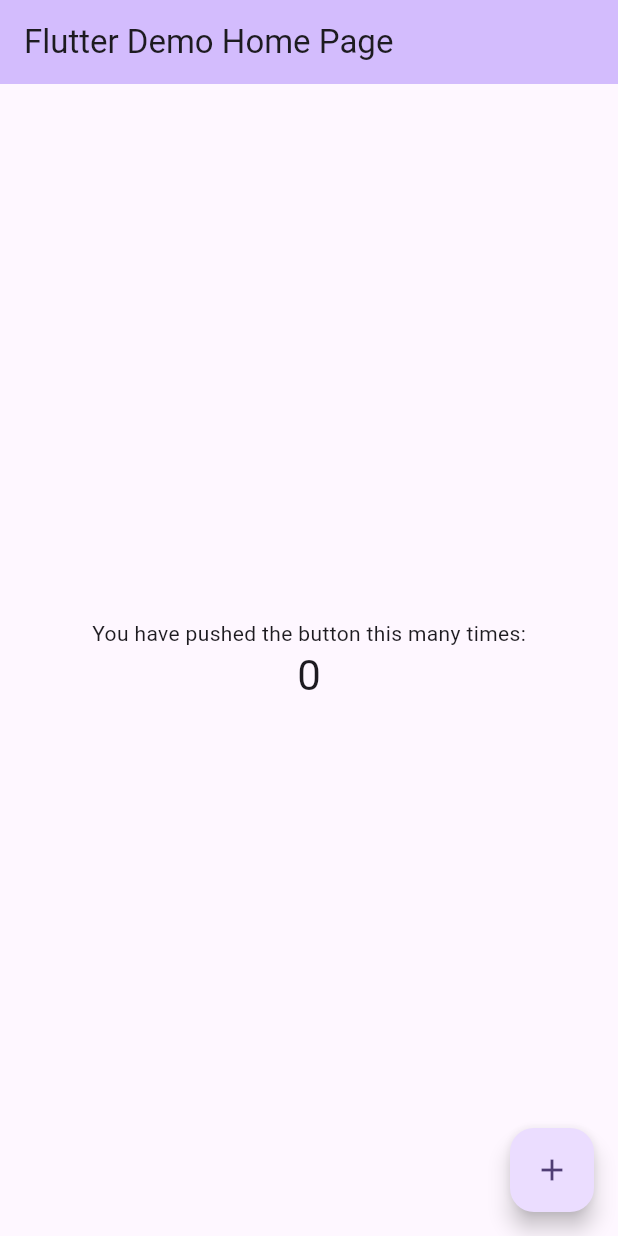
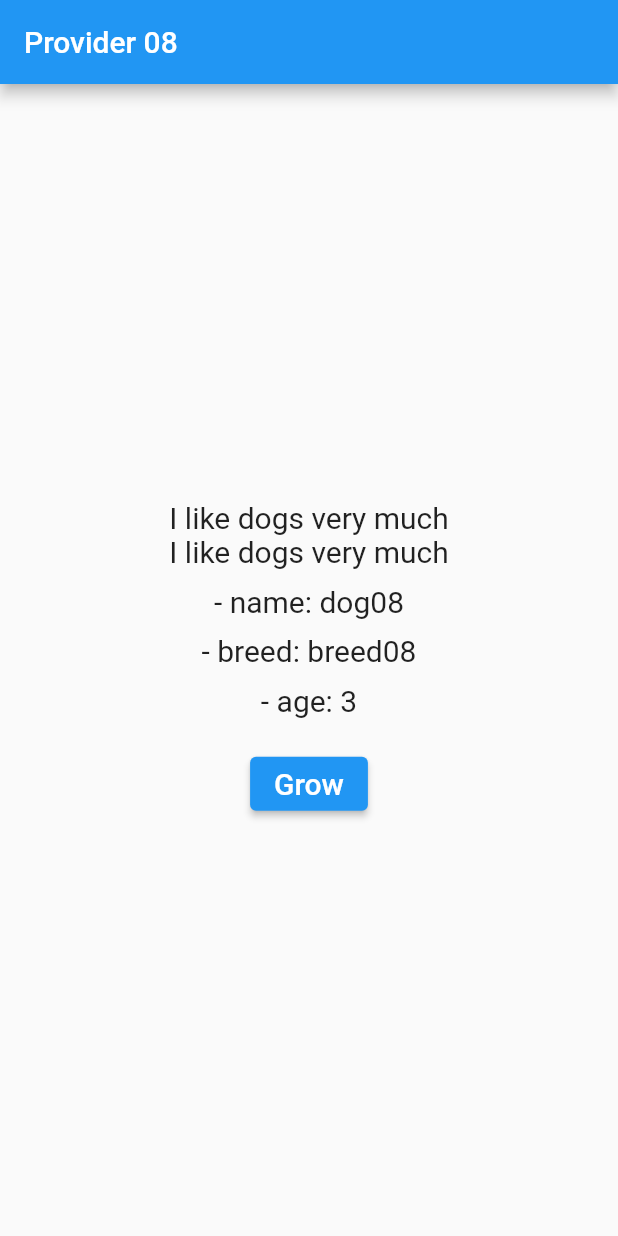
Before and after one commit to kimgeuntae/flutter_provider_essential, a Flutter app: the screen it shows after launch, on a phone screen of 412 x 824 dp. Run offline on Flutter 3.47's test engine with Material 2 defaults, Android fonts, the phone set to English and light mode, and no system bars.

Commit message:
Add: default set

```diff
--- a/s1_10_selector/lib/main.dart
+++ b/s1_10_selector/lib/main.dart
@@ -1,125 +1,120 @@
 import 'package:flutter/material.dart';
+import 'package:provider/provider.dart';
+import 'models/dog.dart';
 
 void main() {
   runApp(const MyApp());
 }
 
 class MyApp extends StatelessWidget {
-  const MyApp({super.key});
+  const MyApp({Key? key}) : super(key: key);
 
-  // This widget is the root of your application.
   @override
   Widget build(BuildContext context) {
-    return MaterialApp(
-      title: 'Flutter Demo',
-      theme: ThemeData(
-        // This is the theme of your application.
-        //
-        // TRY THIS: Try running your application with "flutter run". You'll see
-        // the application has a blue toolbar. Then, without quitting the app,
-        // try changing the seedColor in the colorScheme below to Colors.green
-        // and then invoke "hot reload" (save your changes or press the "hot
-        // reload" button in a Flutter-supported IDE, or press "r" if you used
-        // the command line to start the app).
-        //
-        // Notice that the counter didn't reset back to zero; the application
-        // state is not lost during the reload. To reset the state, use hot
-        // restart instead.
-        //
-        // This works for code too, not just values: Most code changes can be
-        // tested with just a hot reload.
-        colorScheme: ColorScheme.fromSeed(seedColor: Colors.deepPurple),
-        useMaterial3: true,
+    return ChangeNotifierProvider(
+      create: (context) => Dog(name: 'dog08', breed: 'breed08', age: 3),
+      child: MaterialApp(
+        title: 'Provider 08',
+        debugShowCheckedModeBanner: false,
+        theme: ThemeData(
+          primarySwatch: Colors.blue,
+        ),
+        home: const MyHomePage(),
       ),
-      home: const MyHomePage(title: 'Flutter Demo Home Page'),
     );
   }
 }
 
 class MyHomePage extends StatefulWidget {
-  const MyHomePage({super.key, required this.title});
-
-  // This widget is the home page of your application. It is stateful, meaning
-  // that it has a State object (defined below) that contains fields that affect
-  // how it looks.
-
-  // This class is the configuration for the state. It holds the values (in this
-  // case the title) provided by the parent (in this case the App widget) and
-  // used by the build method of the State. Fields in a Widget subclass are
-  // always marked "final".
-
-  final String title;
+  const MyHomePage({Key? key}) : super(key: key);
 
   @override
   State<MyHomePage> createState() => _MyHomePageState();
 }
 
 class _MyHomePageState extends State<MyHomePage> {
-  int _counter = 0;
+  @override
+  Widget build(BuildContext context) {
+    return Scaffold(
+      appBar: AppBar(
+        title: Text('Provider 08'),
+      ),
+      body: Consumer<Dog>(
+        builder: (BuildContext context, Dog dog, Widget? child) {
+          return Center(
+            child: Column(
+              mainAxisAlignment: MainAxisAlignment.center,
+              mainAxisSize: MainAxisSize.min,
+              children: [
+                child!,
+                child!,
+                SizedBox(height: 10.0),
+                Text(
+                  '- name: ${dog.name}',
+                  style: TextStyle(fontSize: 20.0),
+                ),
+                SizedBox(height: 10.0),
+                BreedAndAge(),
+              ],
+            ),
+          );
+        },
+        // 리빌드 하지않을 위젯
+        child: Text(
+          'I like dogs very much',
+          style: TextStyle(fontSize: 20.0),
+        ),
+      ),
+    );
+  }
+}
 
-  void _incrementCounter() {
-    setState(() {
-      // This call to setState tells the Flutter framework that something has
-      // changed in this State, which causes it to rerun the build method below
-      // so that the display can reflect the updated values. If we changed
-      // _counter without calling setState(), then the build method would not be
-      // called again, and so nothing would appear to happen.
-      _counter++;
-    });
-  }
+class BreedAndAge extends StatelessWidget {
+  const BreedAndAge({Key? key}) : super(key: key);
 
   @override
   Widget build(BuildContext context) {
-    // This method is rerun every time setState is called, for instance as done
-    // by the _incrementCounter method above.
-    //
-    // The Flutter framework has been optimized to make rerunning build methods
-    // fast, so that you can just rebuild anything that needs updating rather
-    // than having to individually change instances of widgets.
-    return Scaffold(
-      appBar: AppBar(
-        // TRY THIS: Try changing the color here to a specific color (to
-        // Colors.amber, perhaps?) and trigger a hot reload to see the AppBar
-        // change color while the other colors stay the same.
-        backgroundColor: Theme.of(context).colorScheme.inversePrimary,
-        // Here we take the value from the MyHomePage object that was created by
-        // the App.build method, and use it to set our appbar title.
-        title: Text(widget.title),
-      ),
-      body: Center(
-        // Center is a layout widget. It takes a single child and positions it
-        // in the middle of the parent.
-        child: Column(
-          // Column is also a layout widget. It takes a list of children and
-          // arranges them vertically. By default, it sizes itself to fit its
-          // children horizontally, and tries to be as tall as its parent.
-          //
-          // Column has various properties to control how it sizes itself and
-          // how it positions its children. Here we use mainAxisAlignment to
-          // center the children vertically; the main axis here is the vertical
-          // axis because Columns are vertical (the cross axis would be
-          // horizontal).
-          //
-          // TRY THIS: Invoke "debug painting" (choose the "Toggle Debug Paint"
-          // action in the IDE, or press "p" in the console), to see the
-          // wireframe for each widget.
-          mainAxisAlignment: MainAxisAlignment.center,
-          children: <Widget>[
-            const Text(
-              'You have pushed the button this many times:',
+    return Consumer<Dog>(
+      builder: (BuildContext _, Dog dog, Widget? __) {
+        return Column(
+          children: [
+            Text(
+              '- breed: ${dog.breed}',
+              style: TextStyle(fontSize: 20.0),
             ),
-            Text(
-              '$_counter',
-              style: Theme.of(context).textTheme.headlineMedium,
-            ),
+            SizedBox(height: 10.0),
+            Age(),
           ],
-        ),
-      ),
-      floatingActionButton: FloatingActionButton(
-        onPressed: _incrementCounter,
-        tooltip: 'Increment',
-        child: const Icon(Icons.add),
-      ), // This trailing comma makes auto-formatting nicer for build methods.
+        );
+      },
     );
   }
 }
+
+class Age extends StatelessWidget {
+  const Age({Key? key}) : super(key: key);
+
+  @override
+  Widget build(BuildContext context) {
+    return Consumer<Dog>(
+      builder: (_, Dog dog, __) {
+        return Column(
+          children: [
+            Text(
+              '- age: ${dog.age}',
+              style: TextStyle(fontSize: 20.0),
+            ),
+            SizedBox(height: 20.0),
+            ElevatedButton(
+              onPressed: () => dog.grow(),
+              child: Text(
+                'Grow',
+                style: TextStyle(fontSize: 20.0),
+              ),
+            ),
+          ],
+        );
+      },
+    );
+  }
+}
--- /dev/null
+++ b/s1_10_selector/lib/models/dog.dart
@@ -0,0 +1,19 @@
+import 'package:flutter/material.dart';
+
+class Dog with ChangeNotifier {
+  final String name;
+  final String breed;
+  int age;
+
+  Dog({
+    required this.name,
+    required this.breed,
+    this.age = 1,
+  });
+
+  void grow() {
+    age++;
+    // 상태 변화 감지
+    notifyListeners();
+  }
+}
--- a/s1_10_selector/pubspec.yaml
+++ b/s1_10_selector/pubspec.yaml
@@ -35,6 +35,7 @@ dependencies:
   # The following adds the Cupertino Icons font to your application.
   # Use with the CupertinoIcons class for iOS style icons.
   cupertino_icons: ^1.0.2
+  provider: ^6.0.5
 
 dev_dependencies:
   flutter_test:
```
Also changed, not shown: s1_10_selector/pubspec.lock.
